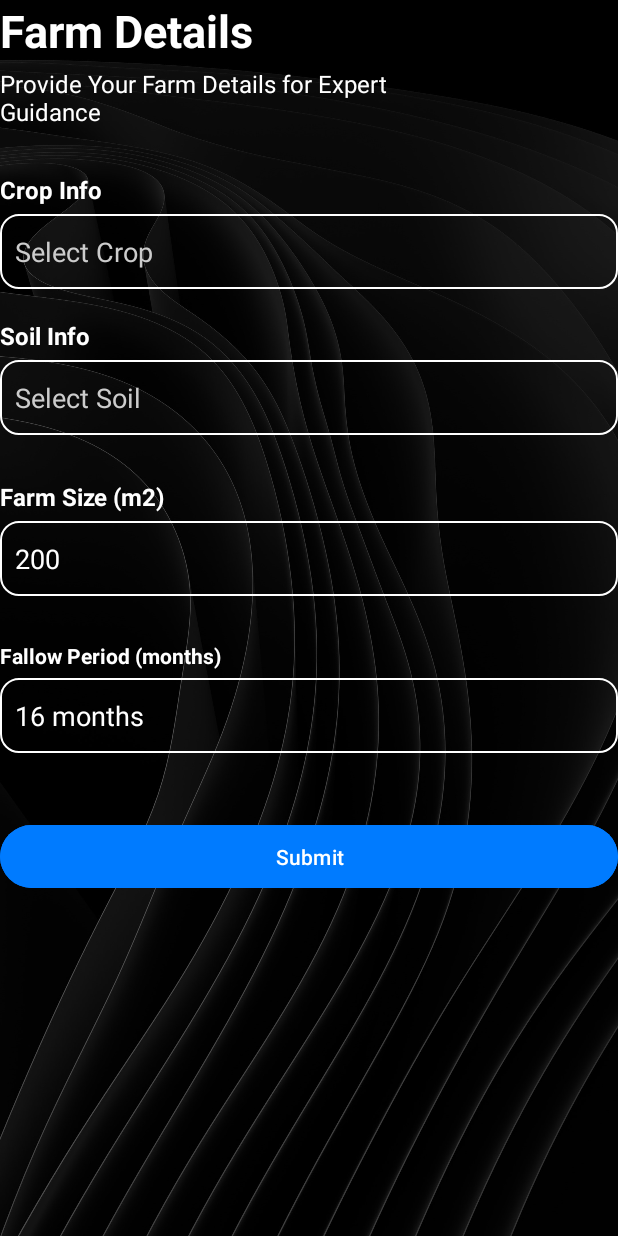
After one commit to NimishKatara/KrishiMitra_SEM4, an Android app: the CropRegistration screen opened directly, with no data from a screen before it, on a phone screen of 412 x 824 dp. The commit adds this screen. Run offline under Robolectric (Android 15) with nearby library versions, the light colour scheme and no system bars.

Commit message:
Created landing and crop registration page

```diff
--- /dev/null
+++ b/KrishiMitra/app/src/main/java/com/example/krishimitra/CropRegistration.java
@@ -0,0 +1,40 @@
+package com.example.krishimitra;
+
+import android.content.Intent;
+import android.os.Bundle;
+import android.view.View;
+import android.widget.Button;
+
+import androidx.activity.EdgeToEdge;
+import androidx.appcompat.app.AppCompatActivity;
+import androidx.core.graphics.Insets;
+import androidx.core.view.ViewCompat;
+import androidx.core.view.WindowInsetsCompat;
+
+public class CropRegistration extends AppCompatActivity {
+
+    @Override
+    protected void onCreate(Bundle savedInstanceState) {
+        super.onCreate(savedInstanceState);
+        EdgeToEdge.enable(this);
+        setContentView(R.layout.activity_crop_registration);
+
+        // Adjust for insets
+        ViewCompat.setOnApplyWindowInsetsListener(findViewById(R.id.main), (v, insets) -> {
+            Insets systemBars = insets.getInsets(WindowInsetsCompat.Type.systemBars());
+            v.setPadding(systemBars.left, systemBars.top, systemBars.right, systemBars.bottom);
+            return insets;
+        });
+
+        // Handle Submit button click
+        Button submitBtn = findViewById(R.id.submitBtn);
+        submitBtn.setOnClickListener(new View.OnClickListener() {
+            @Override
+            public void onClick(View view) {
+                Intent intent = new Intent(CropRegistration.this, LandingActivity.class);
+                startActivity(intent);
+                finish(); // optional: closes current activity
+            }
+        });
+    }
+}
--- /dev/null
+++ b/KrishiMitra/app/src/main/res/drawable/edit_text_bg.xml
@@ -0,0 +1,18 @@
+<?xml version="1.0" encoding="utf-8"?>
+<shape xmlns:android="http://schemas.android.com/apk/res/android"
+    android:shape="rectangle">
+
+    <solid android:color="@android:color/transparent" />
+
+    <stroke
+        android:width="1dp"
+        android:color="#FFFFFF" />
+
+    <corners android:radius="12dp" />
+
+    <padding
+        android:left="10dp"
+        android:top="10dp"
+        android:right="10dp"
+        android:bottom="10dp" />
+</shape>
--- /dev/null
+++ b/KrishiMitra/app/src/main/res/layout/activity_crop_registration.xml
@@ -0,0 +1,173 @@
+<?xml version="1.0" encoding="utf-8"?>
+<androidx.constraintlayout.widget.ConstraintLayout xmlns:android="http://schemas.android.com/apk/res/android"
+    xmlns:app="http://schemas.android.com/apk/res-auto"
+    xmlns:tools="http://schemas.android.com/tools"
+    android:id="@+id/main"
+    android:layout_width="match_parent"
+    android:layout_height="match_parent"
+    android:padding="20dp"
+    android:background="@drawable/backgroundimg"
+    tools:context=".CropRegistration">
+
+    <!-- Title -->
+    <TextView
+        android:id="@+id/registrationTitle"
+        android:layout_width="wrap_content"
+        android:layout_height="wrap_content"
+        android:text="Farm Details"
+        android:textColor="#FFFFFF"
+        android:textSize="30sp"
+        android:textStyle="bold"
+        app:layout_constraintTop_toTopOf="parent"
+        app:layout_constraintStart_toStartOf="parent" />
+
+    <!-- Subtitle -->
+    <TextView
+        android:id="@+id/registrationDesc"
+        android:layout_width="309dp"
+        android:layout_height="wrap_content"
+        android:text="Provide Your Farm Details for Expert Guidance"
+        android:textColor="#FFFFFF"
+        android:textSize="16sp"
+        app:layout_constraintTop_toBottomOf="@id/registrationTitle"
+        app:layout_constraintStart_toStartOf="parent"
+        android:layout_marginTop="4dp" />
+    <TextView
+        android:layout_marginTop="30dp"
+        android:id="@+id/cropText"
+        android:layout_width="wrap_content"
+        android:layout_height="wrap_content"
+        android:text="Crop Info"
+        android:textStyle="bold"
+        android:textColor="#FFFFFF"
+        android:textSize="16sp"
+        app:layout_constraintBottom_toTopOf="@+id/selectCrop"
+        app:layout_constraintStart_toStartOf="parent"
+        app:layout_constraintTop_toBottomOf="@+id/registrationDesc" />
+    <EditText
+        android:layout_marginTop="5dp"
+        android:id="@+id/selectCrop"
+        android:layout_width="0dp"
+        android:layout_height="50dp"
+        android:hint="Select Crop"
+        android:background="@drawable/edit_text_bg"
+        android:padding="10dp"
+
+        android:textColor="#FFFFFF"
+        android:textColorHint="#CCCCCC"
+        app:layout_constraintTop_toBottomOf="@id/cropText"
+        app:layout_constraintStart_toStartOf="parent"
+        app:layout_constraintEnd_toEndOf="parent"
+        />
+
+    <TextView
+        android:id="@+id/soilText"
+        android:layout_width="wrap_content"
+        android:layout_height="wrap_content"
+        android:text="Soil Info"
+        app:layout_constraintBottom_toTopOf="@+id/selectSoil"
+        app:layout_constraintStart_toStartOf="parent"
+        android:textSize="16sp"
+        android:textStyle="bold"
+        android:layout_marginTop="20dp"
+        android:textColor="#FFFFFF"
+        app:layout_constraintTop_toBottomOf="@+id/selectCrop" />
+
+    <EditText
+        android:id="@+id/selectSoil"
+        android:layout_width="0dp"
+        android:layout_height="50dp"
+        android:hint="Select Soil"
+        android:background="@drawable/edit_text_bg"
+        android:padding="10dp"
+        android:layout_marginTop="5dp"
+        android:textColor="#FFFFFF"
+        android:textColorHint="#CCCCCC"
+        app:layout_constraintTop_toBottomOf="@id/soilText"
+        app:layout_constraintStart_toStartOf="parent"
+        app:layout_constraintEnd_toEndOf="parent" />
+
+    <TextView
+        android:id="@+id/sizeText"
+        android:layout_width="wrap_content"
+        android:layout_height="wrap_content"
+        android:layout_marginTop="30dp"
+        android:text="Farm Size (m2)"
+        android:textColor="#FFFFFF"
+        android:textSize="16sp"
+        android:textStyle="bold"
+        app:layout_constraintBottom_toTopOf="@+id/farmSize"
+        app:layout_constraintStart_toStartOf="parent"
+        app:layout_constraintTop_toBottomOf="@+id/selectSoil" />
+    <EditText
+        android:id="@+id/farmSize"
+
+        android:layout_width="0dp"
+        android:layout_height="50dp"
+        android:hint="Farm Size (m²)"
+        android:background="@drawable/edit_text_bg"
+        android:padding="10dp"
+        android:textColor="#FFFFFF"
+        android:textColorHint="#CCCCCC"
+        android:inputType="number"
+        android:text="200"
+        app:layout_constraintTop_toBottomOf="@id/sizeText"
+        app:layout_constraintStart_toStartOf="parent"
+        app:layout_constraintEnd_toEndOf="parent"
+        android:layout_marginTop="5dp" />
+
+    <TextView
+        android:id="@+id/fallowPeriodLabel"
+        android:layout_width="wrap_content"
+        android:layout_height="wrap_content"
+        android:layout_marginTop="30dp"
+        android:text="Fallow Period (months)"
+        android:textStyle="bold"
+        android:textColor="#FFFFFF"
+        app:layout_constraintStart_toStartOf="parent"
+        app:layout_constraintTop_toBottomOf="@id/farmSize" />
+
+    <EditText
+        android:id="@+id/fallowInfo"
+        android:layout_width="0dp"
+        android:layout_height="50dp"
+        android:hint="Farm Size (m²)"
+        android:background="@drawable/edit_text_bg"
+        android:padding="10dp"
+        android:textColor="#FFFFFF"
+        android:textColorHint="#CCCCCC"
+        android:inputType="number"
+        android:text="16 months"
+        app:layout_constraintTop_toBottomOf="@id/fallowPeriodLabel"
+        app:layout_constraintStart_toStartOf="parent"
+        app:layout_constraintEnd_toEndOf="parent"
+        android:layout_marginTop="5dp" />
+
+
+
+
+    <Button
+        android:id="@+id/submitBtn"
+        android:layout_width="0dp"
+        android:layout_height="50dp"
+        android:layout_marginTop="44dp"
+        android:backgroundTint="#007BFF"
+        android:text="Submit"
+        android:textColor="#FFFFFF"
+        app:layout_constraintEnd_toEndOf="parent"
+        app:layout_constraintHorizontal_bias="0.0"
+        app:layout_constraintStart_toStartOf="parent"
+        app:layout_constraintTop_toBottomOf="@id/fallowInfo" />
+
+<!--    <ImageView-->
+<!--        android:id="@+id/settingsIcon"-->
+<!--        android:layout_width="wrap_content"-->
+<!--        android:layout_height="wrap_content"-->
+<!--        android:src="@drawable/ic_settings"-->
+<!--        android:contentDescription="Settings"-->
+<!--        app:layout_constraintBottom_toBottomOf="parent"-->
+<!--        app:layout_constraintStart_toStartOf="parent"-->
+<!--        app:layout_constraintEnd_toEndOf="parent"-->
+<!--        android:layout_marginBottom="16dp" />-->
+
+</androidx.constraintlayout.widget.ConstraintLayout>
--- a/KrishiMitra/app/src/main/res/values/strings.xml
+++ b/KrishiMitra/app/src/main/res/values/strings.xml
@@ -8,4 +8,7 @@
     <string name="enternumberhint">Enter your phone number</string>
     <string name="otpdeclaration">OTP Verification</string>
     <string name="otpdescription">We will send you a one time password on this Mobile Number</string>
+    <string name="landingDesc">Smart Recommendations for Healthier Crops and Better Yields!</string>
+    <string name="registrationDesc">Provide Your Farm Details for Expert Guidance</string>
+    <string name="farmdetails">Farm Details</string>
 </resources>
```
Also changed, not shown: KrishiMitra/app/src/main/AndroidManifest.xml (+9 -7 lines), KrishiMitra/app/src/main/java/com/example/krishimitra/LandingActivity.java (added, +28 -0 lines), KrishiMitra/app/src/main/java/com/example/krishimitra/OtpActivity.java (+15 -3 lines), KrishiMitra/app/src/main/res/layout/activity_landing.xml (added, +61 -0 lines).
